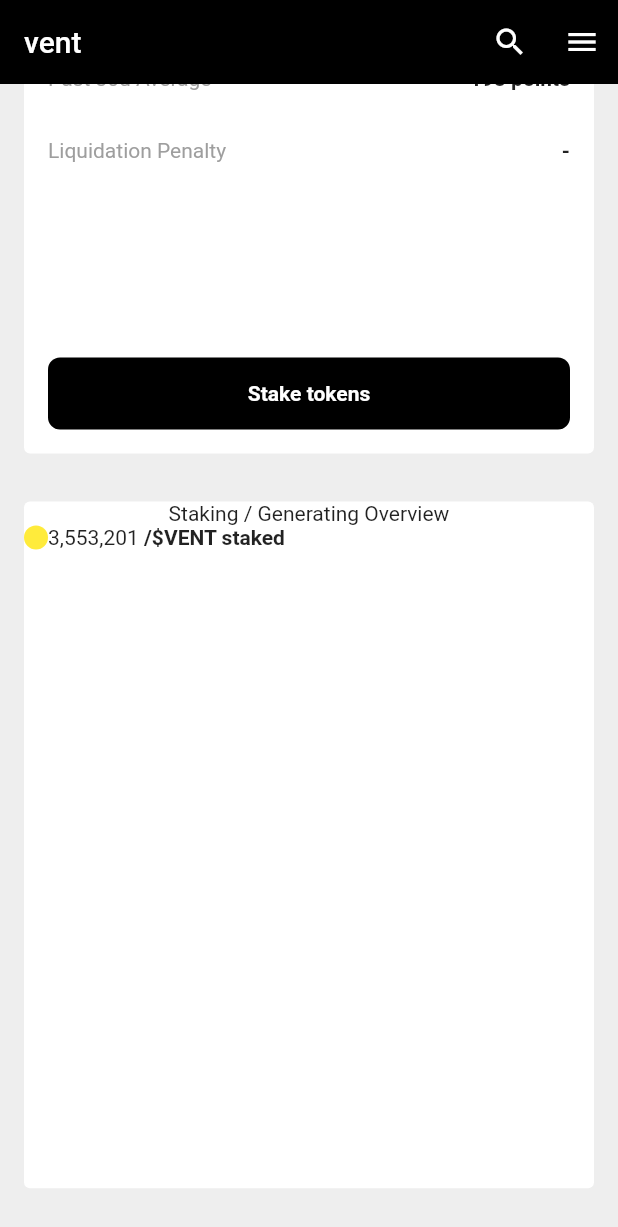
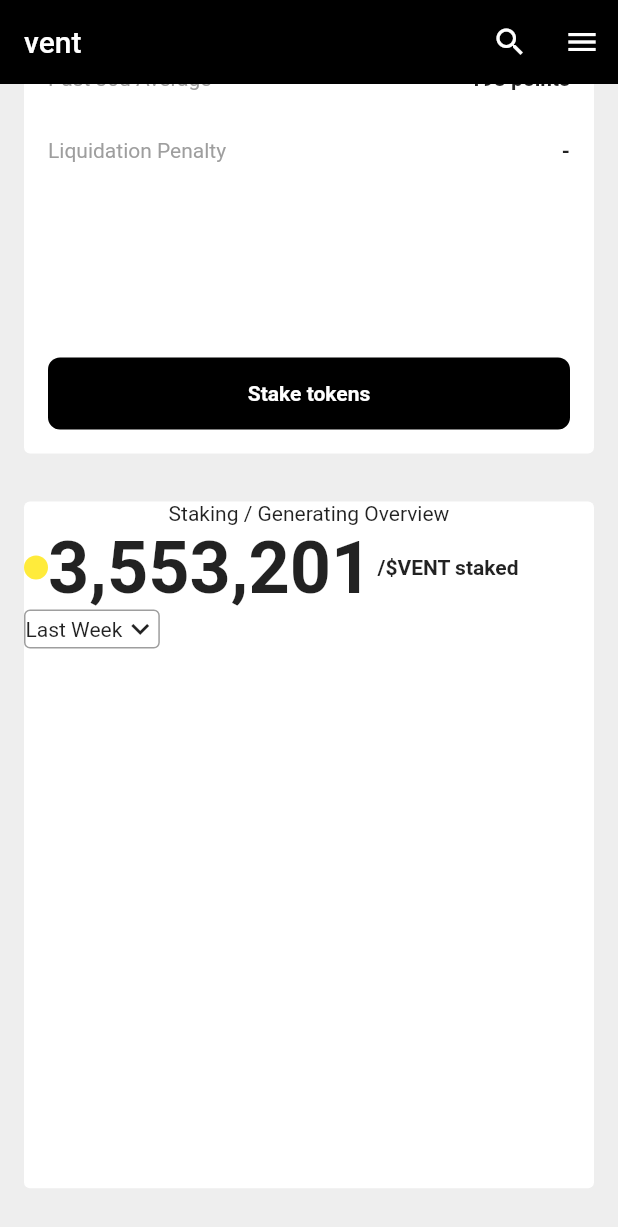
Before and after one commit to JAICHANGPARK/flutter_notebook_19th_story, a Flutter app: the screen it shows after launch, scrolled down 375 dp, on a phone screen of 412 x 824 dp. Shown: the top 1227 px of the screen. Run offline on Flutter 3.47's test engine with Material 2 defaults, Android fonts, the phone set to English and light mode, and no system bars; drawn by our look-alikes of countup; our stand-ins replace cached_network_image, flutter_riverpod, freezed_annotation, smooth_page_indicator, video_player.

Commit message:
Update staking_main_page.dart

```diff
--- a/lib/ep1117_staking_app/src/ui/staking_main_page.dart
+++ b/lib/ep1117_staking_app/src/ui/staking_main_page.dart
@@ -505,6 +505,13 @@ class _StakingMainPageState extends State<StakingMainPage> with SingleTickerProv
                             begin: 0,
                             end: 3553201,
                             separator: ",",
+                            duration: Duration(
+                              seconds: 5,
+                            ),
+                            style: TextStyle(
+                              fontSize: 48,
+                              fontWeight: FontWeight.bold,
+                            ),
                           ),
                           Text(
                             " /\$VENT staked",
@@ -512,13 +519,27 @@ class _StakingMainPageState extends State<StakingMainPage> with SingleTickerProv
                               fontWeight: FontWeight.bold,
                             ),
                           ),
-
                         ],
                       ),
-
                       Row(
                         children: [
-
+                          Container(
+                            decoration: BoxDecoration(
+                              color: Colors.white,
+                              border: Border.all(
+                                color: Colors.grey,
+                              ),
+                              borderRadius: BorderRadius.circular(4),
+                            ),
+                            child: Row(
+                              children: [
+                                Text("Last Week"),
+                                Icon(
+                                  Icons.keyboard_arrow_down,
+                                )
+                              ],
+                            ),
+                          )
                         ],
                       )
                     ],
```
